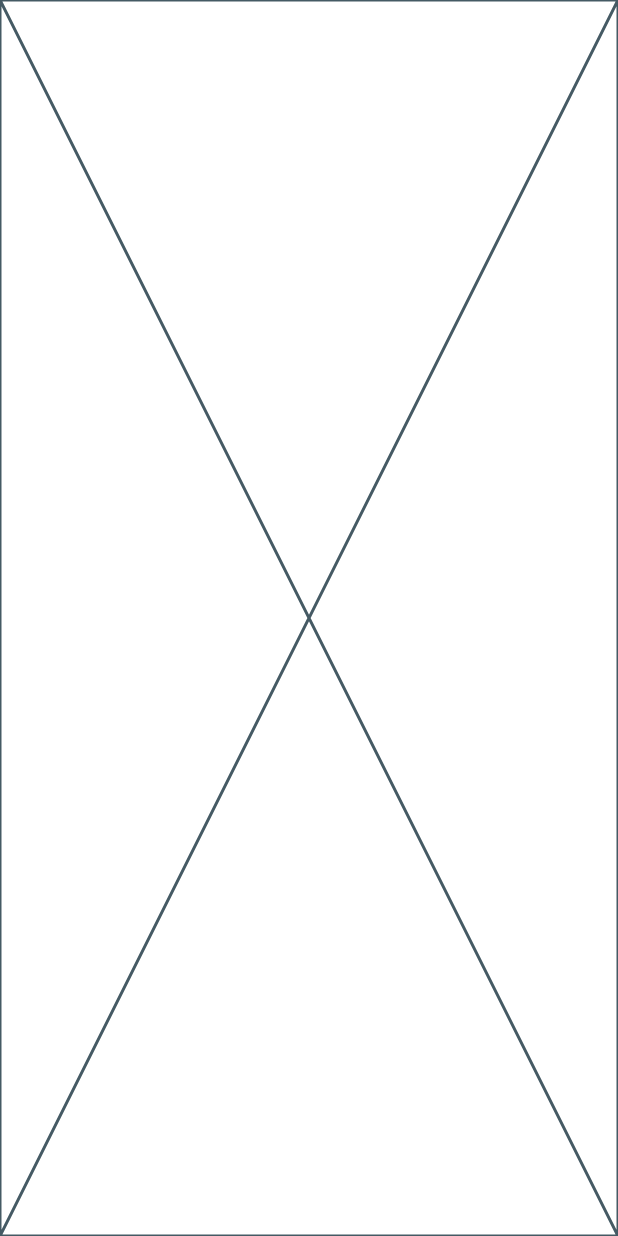
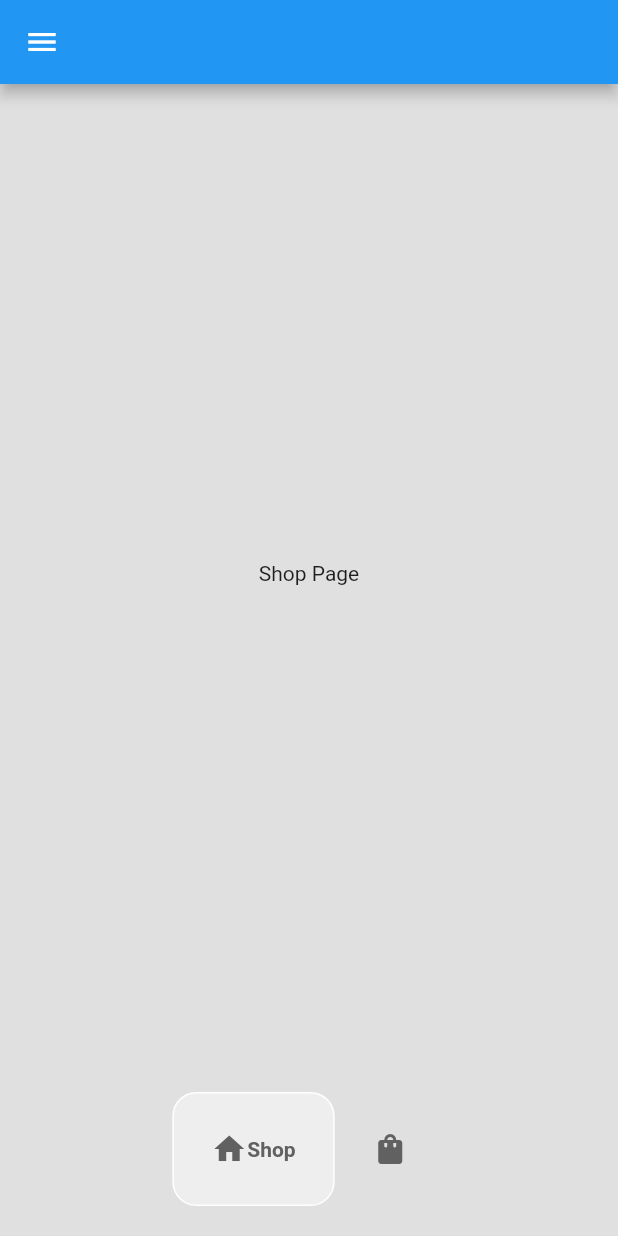
Before and after one commit to hrshankar2002/shopping-portal-ui, a Flutter app: the screen it shows after launch, after a tap on "Shop Now", on a phone screen of 412 x 824 dp. Run offline on Flutter 3.47's test engine with Material 2 defaults, Android fonts, the phone set to English and light mode, and no system bars; drawn by our look-alikes of google_nav_bar.

Commit message:
✨bottom nav bar complete

```diff
--- /dev/null
+++ b/lib/components/bottom_nav_bar.dart
@@ -0,0 +1,36 @@
+import 'package:flutter/material.dart';
+import 'package:flutter/src/widgets/framework.dart';
+import 'package:flutter/src/widgets/placeholder.dart';
+import 'package:google_nav_bar/google_nav_bar.dart';
+
+class MyBottomNavBar extends StatelessWidget {
+  void Function(int)? onTabChange;
+  MyBottomNavBar({super.key, required this.onTabChange});
+
+  @override
+  Widget build(BuildContext context) {
+    return Container(
+      padding: EdgeInsets.symmetric(vertical: 20),
+      child: GNav(
+          onTabChange: (value) {
+            onTabChange!(value);
+          },
+          tabBorderRadius: 16,
+          mainAxisAlignment: MainAxisAlignment.center,
+          color: Colors.grey.shade700,
+          activeColor: Colors.grey[700],
+          tabActiveBorder: Border.all(color: Colors.white),
+          tabBackgroundColor: Colors.grey.shade200,
+          tabs: [
+            GButton(
+              icon: Icons.home,
+              text: 'Shop',
+            ),
+            GButton(
+              icon: Icons.shopping_bag_rounded,
+              text: 'Cart',
+            )
+          ]),
+    );
+  }
+}
--- /dev/null
+++ b/lib/pages/cart_page.dart
@@ -0,0 +1,14 @@
+import 'package:flutter/material.dart';
+import 'package:flutter/src/widgets/framework.dart';
+import 'package:flutter/src/widgets/placeholder.dart';
+
+class CartPage extends StatelessWidget {
+  const CartPage({super.key});
+
+  @override
+  Widget build(BuildContext context) {
+    return const Center(
+      child: Text('Cart Page'),
+    );
+  }
+}
--- a/lib/pages/home_page.dart
+++ b/lib/pages/home_page.dart
@@ -1,5 +1,9 @@
+import 'package:flutter/material.dart';
 import 'package:flutter/src/widgets/framework.dart';
 import 'package:flutter/src/widgets/placeholder.dart';
+import 'package:movies_ui/components/bottom_nav_bar.dart';
+import 'package:movies_ui/pages/cart_page.dart';
+import 'package:movies_ui/pages/shop_page.dart';
 
 class HomePage extends StatefulWidget {
   const HomePage({super.key});
@@ -9,8 +13,32 @@ class HomePage extends StatefulWidget {
 }
 
 class _HomePageState extends State<HomePage> {
+  int _selectedIndex = 0;
+
+  void navigateBottomBar(int index) {
+    setState(() {
+      _selectedIndex = index;
+    });
+  }
+
+  final List<Widget> _pages = [const ShopPage(), const CartPage()];
+
   @override
   Widget build(BuildContext context) {
-    return const Placeholder();
+    return Scaffold(
+      backgroundColor: Colors.grey[300],
+      bottomNavigationBar: MyBottomNavBar(
+        onTabChange: (index) {
+          navigateBottomBar(index);
+        },
+      ),
+      body: _pages[_selectedIndex],
+      appBar: AppBar(
+        leading: IconButton(
+          onPressed: () {},
+          icon: const Icon(Icons.menu),
+        ),
+      ),
+    );
   }
 }
--- /dev/null
+++ b/lib/pages/shop_page.dart
@@ -0,0 +1,19 @@
+import 'package:flutter/material.dart';
+import 'package:flutter/src/widgets/framework.dart';
+import 'package:flutter/src/widgets/placeholder.dart';
+
+class ShopPage extends StatefulWidget {
+  const ShopPage({super.key});
+
+  @override
+  State<ShopPage> createState() => _ShopPageState();
+}
+
+class _ShopPageState extends State<ShopPage> {
+  @override
+  Widget build(BuildContext context) {
+    return const Center(
+      child: Text('Shop Page'),
+    );
+  }
+}
--- a/pubspec.yaml
+++ b/pubspec.yaml
@@ -35,6 +35,7 @@ dependencies:
   # The following adds the Cupertino Icons font to your application.
   # Use with the CupertinoIcons class for iOS style icons.
   cupertino_icons: ^1.0.2
+  google_nav_bar: ^5.0.6
 
 dev_dependencies:
   flutter_test:
```
Also changed, not shown: pubspec.lock.
